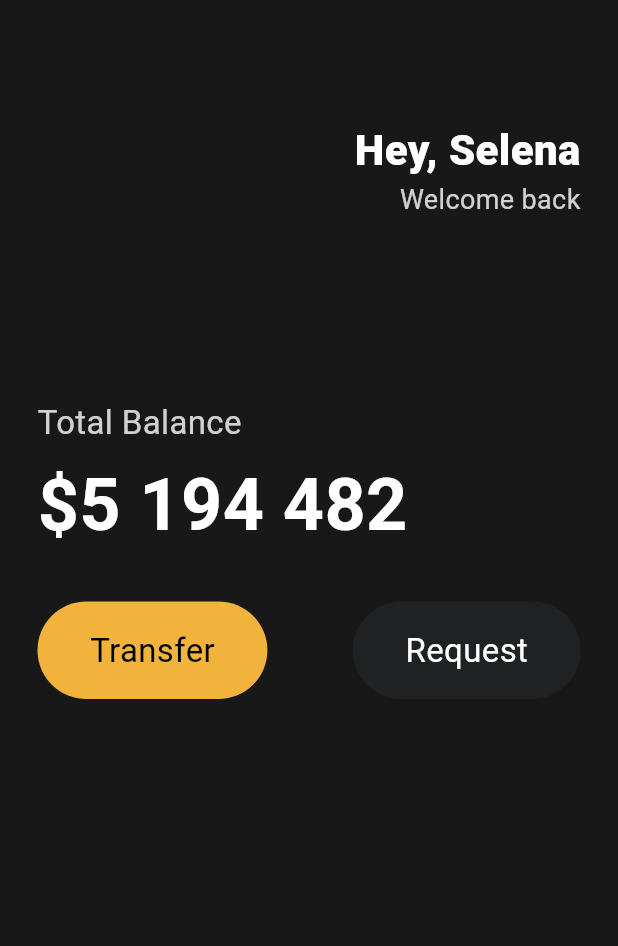
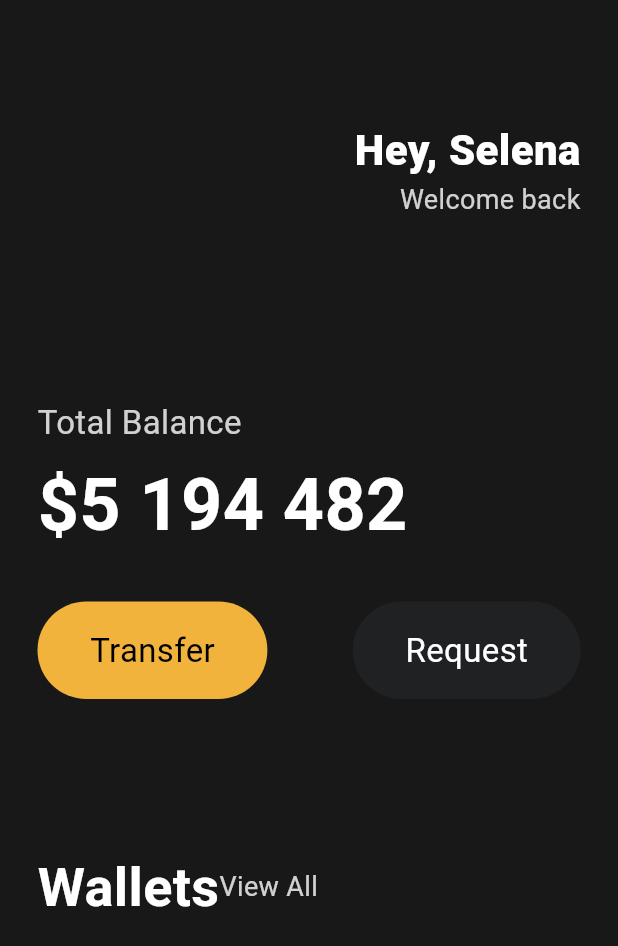
Before and after one commit to kimjihye058/2024-Flutter-Study, a Flutter app: the screen it shows after launch, on a phone screen of 412 x 824 dp. Shown: the top 946 px of the screen. Run offline on Flutter 3.47's test engine with Material 3 defaults, Android fonts, the phone set to English and light mode, and no system bars.

Commit message:
reusable widgets

```diff
--- a/lib/main.dart
+++ b/lib/main.dart
@@ -87,6 +87,28 @@ class App extends StatelessWidget {
                       textColor: Colors.white,
                     ),
                   ],
+                ),
+                SizedBox(
+                  height: 100,
+                ),
+                Row(
+                  children: [
+                    const Text(
+                      'Wallets',
+                      style: TextStyle(
+                        color: Colors.white,
+                        fontSize: 36,
+                        fontWeight: FontWeight.w600,
+                      ),
+                    ),
+                    Text(
+                      'View All',
+                      style: TextStyle(
+                        color: Colors.white.withOpacity(0.8),
+                        fontSize: 18,
+                      ),
+                    ),
+                  ],
                 )
               ],
             ),
```
